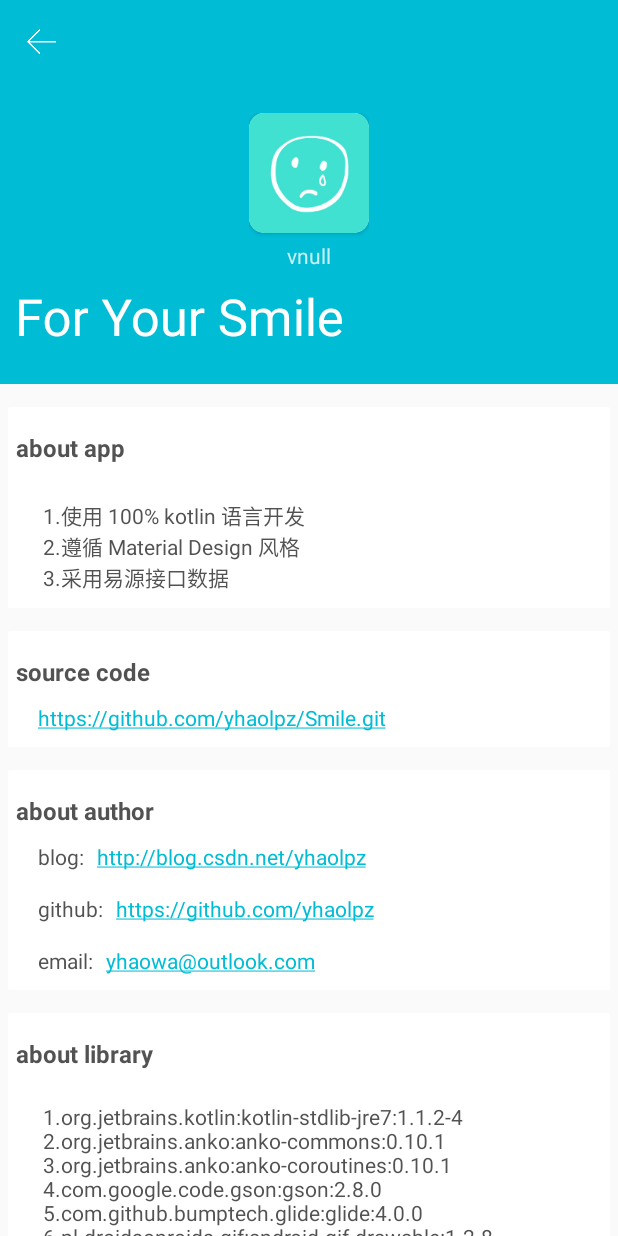
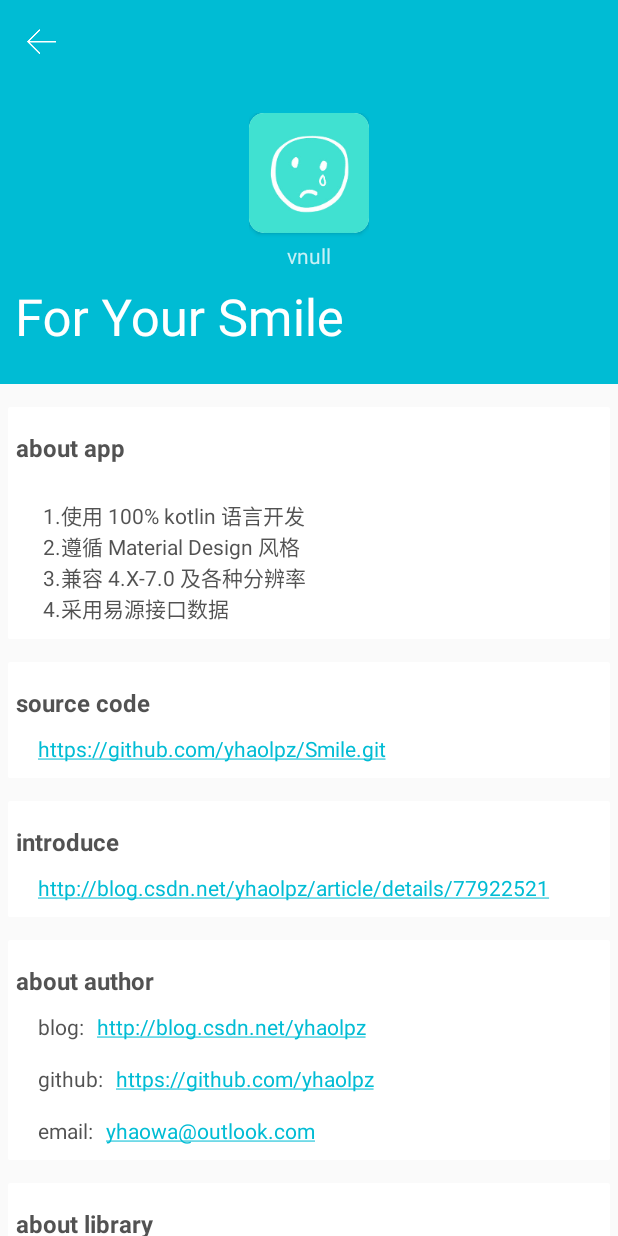
Before and after one commit to ACatFromYunCheng/Smile, an Android app: the screen it shows after launch (AboutAppActivity), in the side drawer, after a tap on "关于应用", on a phone screen of 412 x 824 dp. Run offline under Robolectric (Android 15) with nearby library versions, the phone set to English and light mode, and no system bars; pictures from the network do not load; 4 statements that could not run were skipped.

Commit message:
兼容7.0;过滤段子中的html标签

```diff
--- a/app/src/main/AndroidManifest.xml
+++ b/app/src/main/AndroidManifest.xml
@@ -3,8 +3,6 @@
     package="com.yhao.module">
 
     <uses-permission android:name="android.permission.INTERNET" />
-    <uses-permission android:name="android.permission.WRITE_EXTERNAL_STORAGE" />
-    <uses-permission android:name="android.permission.READ_EXTERNAL_STORAGE" />
 
     <application
         android:name="com.yhao.commen.App"
@@ -24,7 +22,6 @@
             </intent-filter>
         </activity>
         <activity android:name=".BigPicActivity" />
-        <activity android:name=".BootActivity" />
         <activity android:name=".AboutAppActivity"/>
     </application>
 
--- a/app/src/main/java/com/yhao/commen/util/FileUtil.kt
+++ b/app/src/main/java/com/yhao/commen/util/FileUtil.kt
@@ -30,6 +30,7 @@ class FileUtil {
 
         interface DeleteListener {
             fun onDelete(size: Long)
+            fun onDone()
         }
 
         fun deleteFolderFile(deleteListener: DeleteListener,vararg dirs: File ) {
@@ -47,6 +48,7 @@ class FileUtil {
                     e.printStackTrace()
                 }
             }
+            deleteListener.onDone()
         }
 
         private fun deleteFileS(file: File): Long {
--- a/app/src/main/java/com/yhao/module/AboutAppActivity.kt
+++ b/app/src/main/java/com/yhao/module/AboutAppActivity.kt
@@ -1,6 +1,7 @@
 package com.yhao.module
 
 import android.annotation.SuppressLint
+import android.content.pm.ActivityInfo
 import android.content.pm.PackageManager
 import android.graphics.Color
 import android.os.Bundle
@@ -13,6 +14,7 @@ class AboutAppActivity : AppCompatActivity() {
     override fun onCreate(savedInstanceState: Bundle?) {
         super.onCreate(savedInstanceState)
         setContentView(R.layout.activity_about_app)
+        requestedOrientation = ActivityInfo.SCREEN_ORIENTATION_PORTRAIT
         mCollapsingToolbarLayout.setExpandedTitleColor(Color.WHITE)
         mCollapsingToolbarLayout.setCollapsedTitleTextColor(Color.WHITE)
         mVersionTv.text = "v${getVersion()}"
--- a/app/src/main/java/com/yhao/module/BigPicActivity.kt
+++ b/app/src/main/java/com/yhao/module/BigPicActivity.kt
@@ -1,6 +1,7 @@
 package com.yhao.module
 
 import android.content.Intent
+import android.content.pm.ActivityInfo
 import android.os.Build
 import android.os.Bundle
 import android.support.annotation.RequiresApi
@@ -22,6 +23,7 @@ class BigPicActivity : AppCompatActivity() {
         requestWindowFeature(Window.FEATURE_NO_TITLE)
         window.setFlags(WindowManager.LayoutParams.FLAG_FULLSCREEN, WindowManager.LayoutParams.FLAG_FULLSCREEN)
         super.onCreate(savedInstanceState)
+        requestedOrientation = ActivityInfo.SCREEN_ORIENTATION_PORTRAIT
         setContentView(R.layout.activity_big_pic)
         val url = intent.getStringExtra(EXTRA_URL)
         Glide.with(this).load(url).into(mImageView)
--- a/app/src/main/java/com/yhao/module/MainActivity.kt
+++ b/app/src/main/java/com/yhao/module/MainActivity.kt
@@ -1,6 +1,7 @@
 package com.yhao.module
 
 import android.content.Intent
+import android.content.pm.ActivityInfo
 import android.os.Bundle
 import android.support.design.widget.Snackbar
 import android.support.v4.app.Fragment
@@ -8,13 +9,12 @@ import android.support.v4.content.ContextCompat
 import android.support.v4.widget.DrawerLayout
 import android.support.v7.app.ActionBarDrawerToggle
 import android.support.v7.app.AppCompatActivity
-import android.util.Log
 import android.view.KeyEvent
 import android.view.MenuItem
 import android.view.View
 import android.view.ViewGroup
 import com.bumptech.glide.Glide
-import com.yhao.commen.Const.Companion.ROOT_DIR
+import com.yhao.commen.App
 import com.yhao.commen.preference
 import com.yhao.commen.util.FileUtil
 import com.yhao.commen.util.FileUtil.Companion.deleteFolderFile
@@ -43,7 +43,15 @@ class MainActivity : AppCompatActivity() {
 
     var mDefaultIndex: Int by preference(this@MainActivity, "sp_key_default_fragment", 0)
 
-    var mCurrentIndex: Int = 0
+    var mCurrentIndex: Int by Delegates.observable(0) {
+        _, _, new ->
+        navigationView.setCheckedItem(when (new) {
+            0 -> R.id.nav_text
+            1 -> R.id.nav_pic
+            2 -> R.id.nav_gif
+            else -> R.id.nav_text
+        })
+    }
 
     var mBackPressedTime by Delegates.observable(0L) {
         _, old, new ->
@@ -62,6 +70,7 @@ class MainActivity : AppCompatActivity() {
     override fun onCreate(savedInstanceState: Bundle?) {
         super.onCreate(savedInstanceState)
         setContentView(R.layout.activity_main)
+        requestedOrientation = ActivityInfo.SCREEN_ORIENTATION_PORTRAIT
         init()
     }
 
@@ -99,16 +108,16 @@ class MainActivity : AppCompatActivity() {
                 doAsync {
                     val glideCacheDir = Glide.getPhotoCacheDir(this@MainActivity) as File
                     var totalSize: Long = getFolderSize(glideCacheDir)
-                    val appRootDir = File(ROOT_DIR)
+                    val appRootDir = App.instance.cacheDir
                     totalSize += getFolderSize(appRootDir)
                     uiThread {
                         navigationView.menu.findItem(R.id.nav_clear).title =
                                 "清理缓存${getPrintSize(totalSize)}"
                     }
                 }
+                (mFragments[2] as GifFragment).pauseGif()
             }
         })
-        navigationView.setCheckedItem(R.id.nav_text)
         mCurrentIndex = mDefaultIndex
         supportFragmentManager.beginTransaction()
                 .replace(R.id.content, mFragments[mCurrentIndex])
@@ -121,26 +130,29 @@ class MainActivity : AppCompatActivity() {
         doAsync {
             val glideCacheDir = Glide.getPhotoCacheDir(this@MainActivity) as File
             var totalSize: Long = getFolderSize(glideCacheDir)
-            val appRootDir = File(ROOT_DIR)
-            totalSize += getFolderSize(appRootDir)
+            totalSize += getFolderSize(App.instance.cacheDir)
             uiThread {
                 if (totalSize == 0L) {
-                    item.title = "清理完成..."
+                    item.title = "清理完成"
                     return@uiThread
                 }
                 item.title = "正在清理${getPrintSize(totalSize)}..."
                 doAsync {
                     deleteFolderFile(object : FileUtil.Companion.DeleteListener {
+                        override fun onDone() {
+                            uiThread {
+                                item.title = "清理完成"
+                            }
+                        }
+
                         override fun onDelete(size: Long) {
                             uiThread {
                                 totalSize -= size
-                                item.title =
-                                        if (totalSize == 0L) "清理完成"
-                                        else "正在清理${getPrintSize(totalSize)}..."
+                                item.title = "正在清理${getPrintSize(totalSize)}..."
                             }
                         }
 
-                    }, glideCacheDir, appRootDir)
+                    }, glideCacheDir, App.instance.cacheDir)
                 }
             }
         }
@@ -165,10 +177,20 @@ class MainActivity : AppCompatActivity() {
 
     override fun onKeyDown(keyCode: Int, event: KeyEvent?): Boolean {
         if (keyCode == KeyEvent.KEYCODE_BACK) {
-            mBackPressedTime = if (mIsMenuOpen) mBackPressedTime else System.currentTimeMillis()
+            mBackPressedTime = if (mIsMenuOpen) {
+                drawerLayout.closeDrawers()
+                mBackPressedTime
+            } else {
+                System.currentTimeMillis()
+            }
         }
         return true
     }
 
+    override fun onPause() {
+        super.onPause()
+        (mFragments[2] as GifFragment).pauseGif()
+    }
+
 
 }
--- a/app/src/main/res/layout/activity_about_app.xml
+++ b/app/src/main/res/layout/activity_about_app.xml
@@ -156,7 +156,49 @@
                 </LinearLayout>
 
             </android.support.v7.widget.CardView>
+            <android.support.v7.widget.CardView
+                android:layout_width="match_parent"
+                android:layout_height="wrap_content"
+                android:layout_marginLeft="5dp"
+                android:layout_marginRight="5dp"
+                android:layout_marginTop="15dp"
+                app:cardCornerRadius="1dp"
+                app:cardElevation="0.5dp">
 
+                <LinearLayout
+                    android:layout_width="match_parent"
+                    android:layout_height="wrap_content"
+                    android:orientation="vertical">
+
+                    <TextView
+                        android:layout_width="match_parent"
+                        android:layout_height="wrap_content"
+                        android:maxLines="1"
+                        android:paddingBottom="0dp"
+                        android:paddingLeft="5dp"
+                        android:paddingRight="5dp"
+                        android:paddingTop="16dp"
+                        android:text="@string/appIntroduce"
+                        android:textSize="16sp"
+                        android:textStyle="bold"
+                        android:textColor="@color/colorPrimaryTextSecond"
+                        />
+
+                    <TextView
+                        android:layout_width="match_parent"
+                        android:layout_height="wrap_content"
+                        android:paddingBottom="10dp"
+                        android:paddingLeft="20dp"
+                        android:paddingTop="10dp"
+                        android:text="@string/appIntroduceUrl"
+                        android:autoLink="web"
+                        android:textSize="14sp"
+                        android:textColorLink="@color/colorPrimary"
+                        android:textColor="@color/colorPrimaryTextSecond"
+                        />
+                </LinearLayout>
+
+            </android.support.v7.widget.CardView>
             <android.support.v7.widget.CardView
                 android:layout_width="match_parent"
                 android:layout_height="wrap_content"
--- a/app/src/main/res/values/strings.xml
+++ b/app/src/main/res/values/strings.xml
@@ -10,15 +10,17 @@
     <string name="about_app_text">\n
         1.使用 100% kotlin 语言开发\n
         2.遵循 Material Design 风格\n
-        3.采用易源接口数据
+        3.兼容 4.X-7.0 及各种分辨率\n
+        4.采用易源接口数据
     </string>
     <string name="sourceCode">source code</string>
     <string name="sourceCodeUrl">https://github.com/yhaolpz/Smile.git</string>
+    <string name="appIntroduce">introduce</string>
+    <string name="appIntroduceUrl">http://blog.csdn.net/yhaolpz/article/details/77922521</string>
     <string name="about_author">about author</string>
     <string name="blogUrl">http://blog.csdn.net/yhaolpz</string>
     <string name="githubUrl">https://github.com/yhaolpz</string>
     <string name="email">yhaowa@outlook.com</string>
-    <string name="aboutKotlinUrl">http://blog.csdn.net/yhaolpz/article/details/77922521</string>
     <string name="about_library">\n
         1.org.jetbrains.kotlin:kotlin-stdlib-jre7:1.1.2-4\n
         2.org.jetbrains.anko:anko-commons:0.10.1\n
--- a/gradle.properties
+++ b/gradle.properties
@@ -9,7 +9,7 @@
 
 # Specifies the JVM arguments used for the daemon process.
 # The setting is particularly useful for tweaking memory settings.
-org.gradle.jvmargs=-Xmx1536m
+org.gradle.jvmargs=-Xmx512m
 
 # When configured, Gradle will run in incubating parallel mode.
 # This option should only be used with decoupled projects. More details, visit
```
Also changed, not shown: app/src/main/java/com/yhao/commen/Const.kt (+0 -10 lines), app/src/main/java/com/yhao/commen/download/ProgressDownload.kt (+5 -7 lines), app/src/main/java/com/yhao/module/BootActivity.kt (deleted, +0 -29 lines), app/src/main/java/com/yhao/module/gif/GifAdapter.kt (+14 -6 lines), app/src/main/java/com/yhao/module/gif/GifFragment.kt (+7 -1 lines), app/src/main/java/com/yhao/module/text/joke/JokeAdapter.kt (+11 -2 lines), app/src/main/res/layout/activity_boot.xml (deleted, +0 -28 lines).
